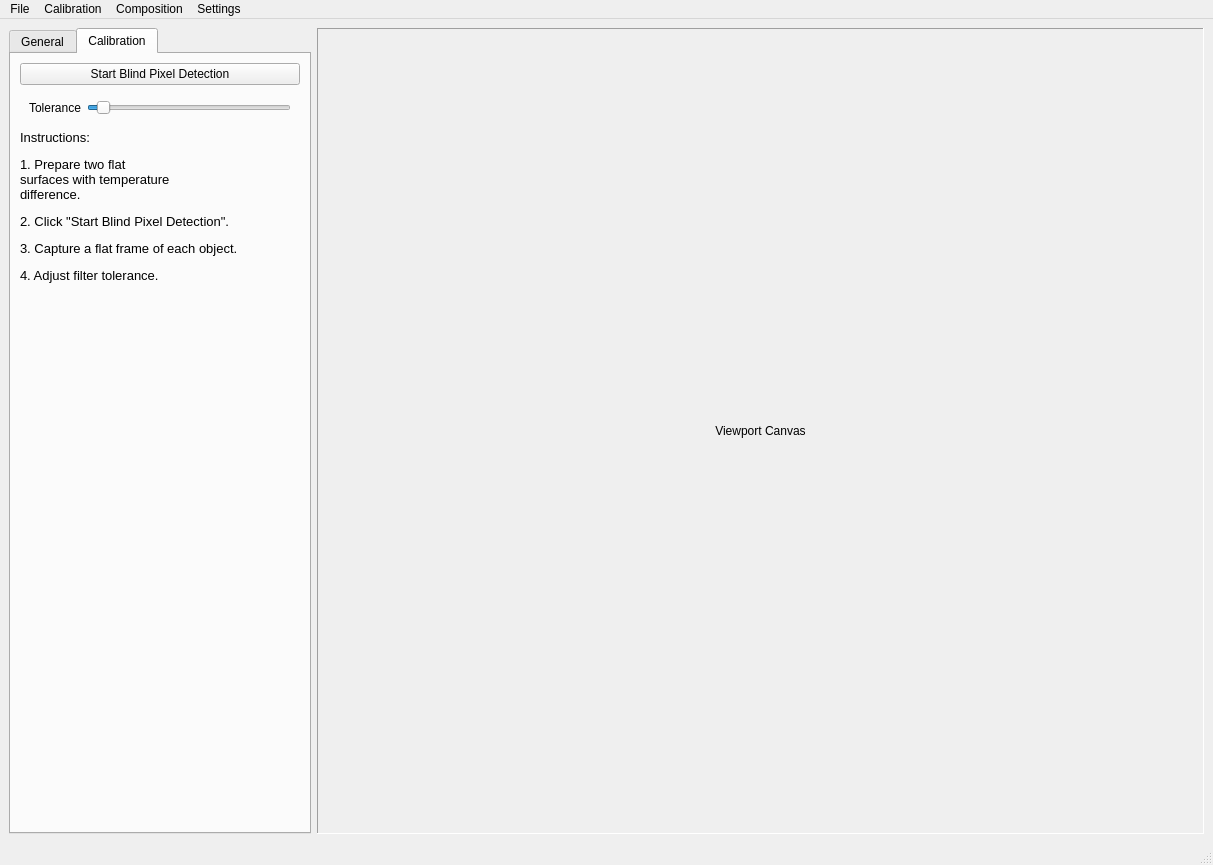
First picture: the form in ui/main_window.ui, repository JuanPDiazL/open-infrared-viewer, before the edit.
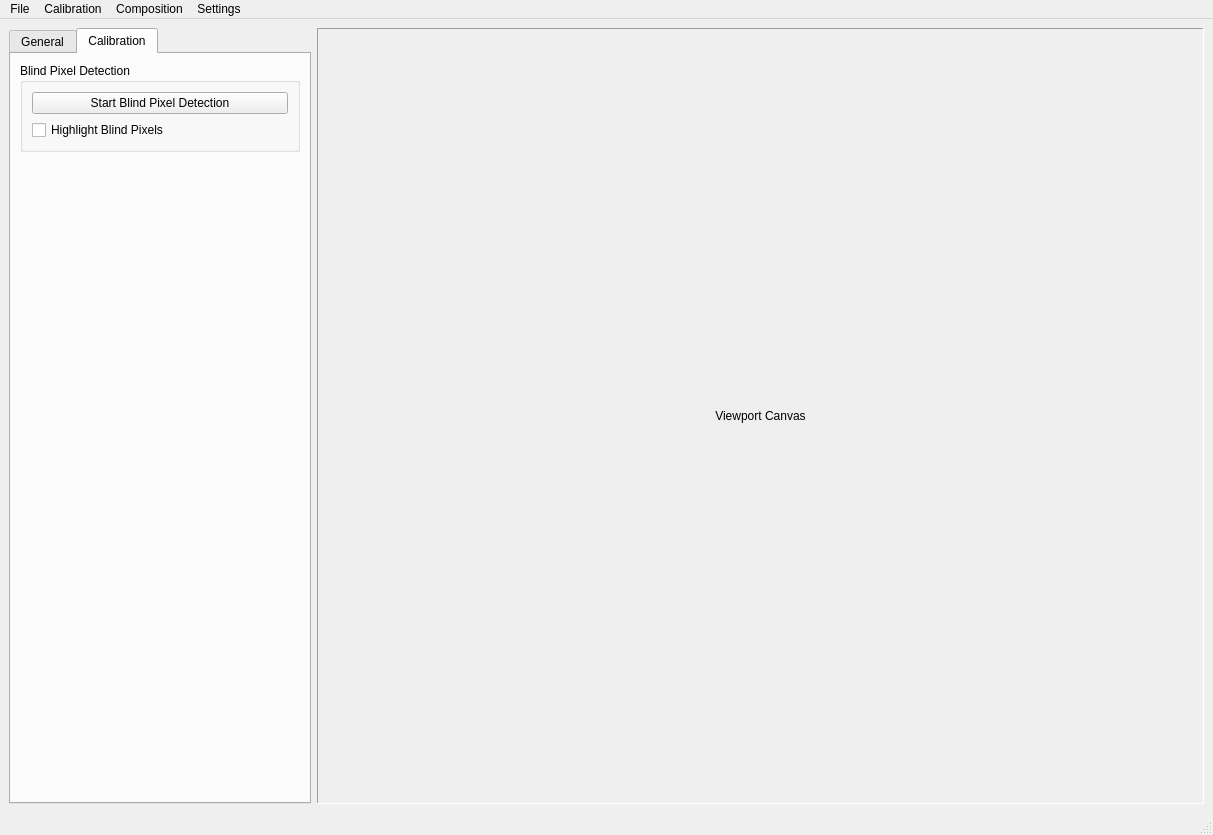
Second picture: the form after the edit. The open tabs and pages were chosen to show the change.

What changed in the file:
```diff
--- a/ui/main_window.ui
+++ b/ui/main_window.ui
@@ -7,7 +7,7 @@
     <x>0</x>
     <y>0</y>
     <width>1213</width>
-    <height>865</height>
+    <height>835</height>
    </rect>
   </property>
   <property name="baseSize">
@@ -417,73 +417,36 @@
         <string>Calibration</string>
        </attribute>
        <layout class="QGridLayout" name="gridLayout_2">
-        <item row="0" column="0">
-         <widget class="QPushButton" name="blindPixelDetectionButton">
-          <property name="text">
-           <string>Start Blind Pixel Detection</string>
-          </property>
-         </widget>
-        </item>
-        <item row="3" column="0">
-         <spacer name="verticalSpacer_2">
-          <property name="orientation">
-           <enum>Qt::Vertical</enum>
-          </property>
-          <property name="sizeHint" stdset="0">
-           <size>
-            <width>20</width>
-            <height>40</height>
-           </size>
-          </property>
-         </spacer>
-        </item>
-        <item row="2" column="0">
-         <widget class="QLabel" name="label_7">
-          <property name="lineWidth">
-           <number>-1</number>
-          </property>
-          <property name="text">
-           <string>&lt;!DOCTYPE HTML PUBLIC &quot;-//W3C//DTD HTML 4.0//EN&quot; &quot;http://www.w3.org/TR/REC-html40/strict.dtd&quot;&gt;
-&lt;html&gt;&lt;head&gt;&lt;meta name=&quot;qrichtext&quot; content=&quot;1&quot; /&gt;&lt;style type=&quot;text/css&quot;&gt;
-p, li { white-space: pre-wrap; }
-&lt;/style&gt;&lt;/head&gt;&lt;body style=&quot; font-family:'Noto Sans CJK JP'; font-size:10pt; font-weight:200; font-style:normal;&quot;&gt;
-&lt;p align=&quot;justify&quot; style=&quot; margin-top:12px; margin-bottom:12px; margin-left:0px; margin-right:0px; -qt-block-indent:0; text-indent:0px;&quot;&gt;Instructions: &lt;/p&gt;
-&lt;p align=&quot;justify&quot; style=&quot; margin-top:12px; margin-bottom:12px; margin-left:0px; margin-right:0px; -qt-block-indent:0; text-indent:0px;&quot;&gt;1. Prepare two flat &lt;br /&gt;surfaces with temperature &lt;br /&gt;difference.&lt;/p&gt;
-&lt;p align=&quot;justify&quot; style=&quot; margin-top:12px; margin-bottom:12px; margin-left:0px; margin-right:0px; -qt-block-indent:0; text-indent:0px;&quot;&gt;2. Click &amp;quot;Start Blind Pixel Detection&amp;quot;.&lt;/p&gt;
-&lt;p align=&quot;justify&quot; style=&quot; margin-top:12px; margin-bottom:12px; margin-left:0px; margin-right:0px; -qt-block-indent:0; text-indent:0px;&quot;&gt;3. Capture a flat frame of each object.&lt;/p&gt;
-&lt;p align=&quot;justify&quot; style=&quot; margin-top:12px; margin-bottom:12px; margin-left:0px; margin-right:0px; -qt-block-indent:0; text-indent:0px;&quot;&gt;4. Adjust filter tolerance.&lt;/p&gt;&lt;/body&gt;&lt;/html&gt;</string>
-          </property>
-          <property name="textFormat">
-           <enum>Qt::AutoText</enum>
-          </property>
-          <property name="scaledContents">
-           <bool>false</bool>
-          </property>
-          <property name="wordWrap">
-           <bool>true</bool>
-          </property>
-         </widget>
-        </item>
         <item row="1" column="0">
-         <widget class="QWidget" name="widget_3" native="true">
-          <layout class="QGridLayout" name="gridLayout_6">
+         <spacer name="verticalSpacer_2">
+          <property name="orientation">
+           <enum>Qt::Vertical</enum>
+          </property>
+          <property name="sizeHint" stdset="0">
+           <size>
+            <width>20</width>
+            <height>40</height>
+           </size>
+          </property>
+         </spacer>
+        </item>
+        <item row="0" column="0">
+         <widget class="QGroupBox" name="groupBox">
+          <property name="title">
+           <string>Blind Pixel Detection</string>
+          </property>
+          <layout class="QGridLayout" name="gridLayout_4">
            <item row="0" column="0">
-            <widget class="QLabel" name="label_8">
+            <widget class="QPushButton" name="blindPixelDetectionButton">
              <property name="text">
-              <string>Tolerance</string>
+              <string>Start Blind Pixel Detection</string>
              </property>
             </widget>
            </item>
-           <item row="0" column="1">
-            <widget class="QSlider" name="blindPixelToleranceSlider">
-             <property name="maximum">
-              <number>1000</number>
-             </property>
-             <property name="value">
-              <number>50</number>
-             </property>
-             <property name="orientation">
-              <enum>Qt::Horizontal</enum>
+           <item row="1" column="0">
+            <widget class="QCheckBox" name="checkBox">
+             <property name="text">
+              <string>Highlight Blind Pixels</string>
              </property>
             </widget>
            </item>
```
Left out of the diff: 22 changed lines with no effect on the pictures.
